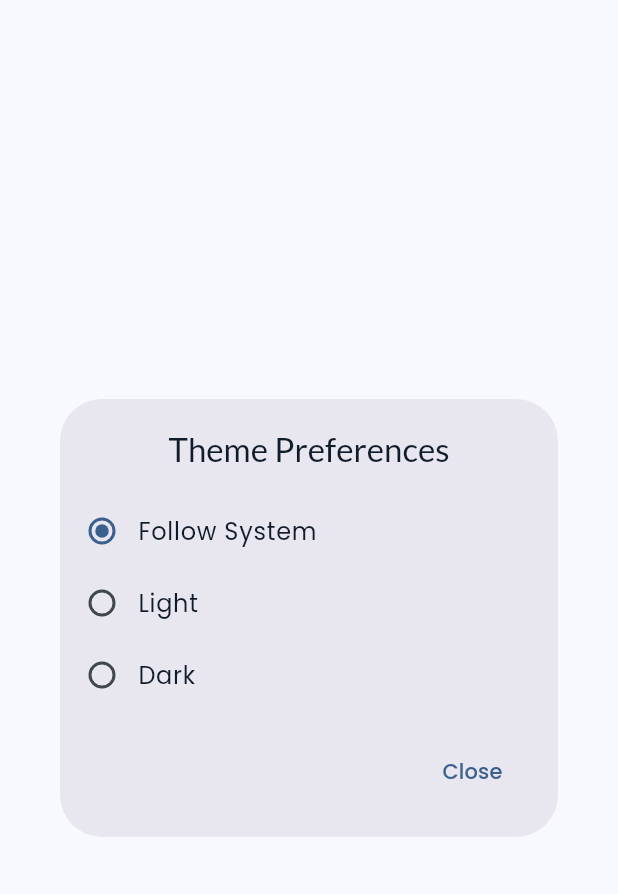
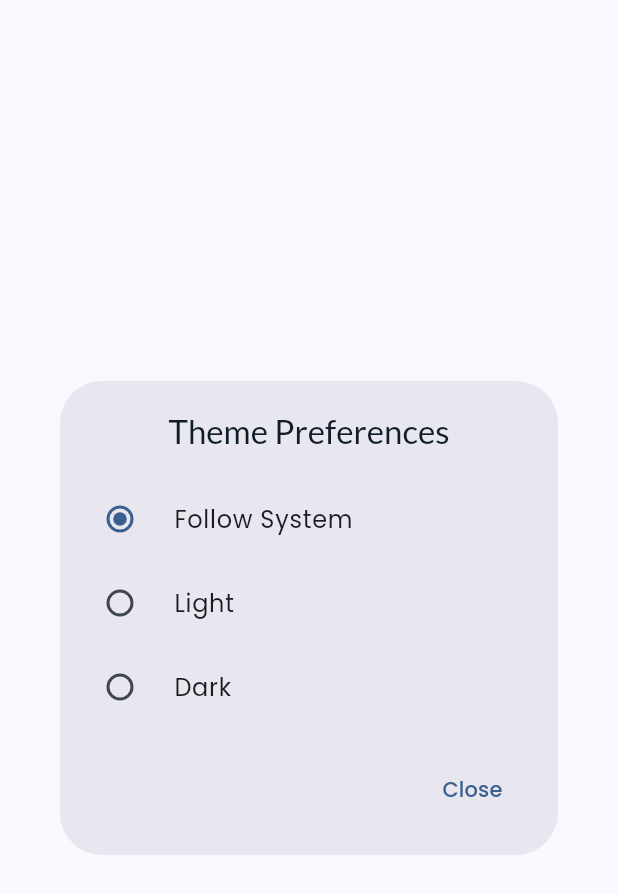
Before and after one commit to mervinhemaraju/mauritius-emergency-services, a Flutter app: the ThemeDialog widget shown alone on an empty page, opened directly, on a phone screen of 412 x 824 dp. Shown: the top 894 px of the screen. Run offline on Flutter 3.47's test engine with Material 3 defaults, Android fonts, the phone set to English and light mode, and no system bars; our stand-ins replace dio, flutter_riverpod, flutter_svg, go_router, shared_preferences; missing offline and left inert: pair; accounts and stored records are empty; network calls fail; statements that could not run were skipped.

Commit message:
- Implemented theme selector - Added list of TODOs - COde cleanup

```diff
--- a/lib/core/models/themes.dart
+++ b/lib/core/models/themes.dart
@@ -1,5 +1,8 @@
 enum MesThemes {
-  followSystem,
-  light,
-  dark,
+  followSystem('Follow System'),
+  light('Light'),
+  dark('Dark');
+
+  final String label;
+  const MesThemes(this.label);
 }
--- a/lib/core/providers/services.dart
+++ b/lib/core/providers/services.dart
@@ -4,8 +4,8 @@ import 'package:mauritius_emergency_services/core/models/cyclone_guidelines.dart
 import 'package:mauritius_emergency_services/core/models/cyclone_names.dart';
 import 'package:mauritius_emergency_services/core/models/cyclone_report.dart';
 import 'package:mauritius_emergency_services/core/models/service.dart';
-import 'package:mauritius_emergency_services/data/datasources.dart';
-import 'package:mauritius_emergency_services/data/repositories.dart';
+import 'package:mauritius_emergency_services/data/datasources/mes_datasource.dart';
+import 'package:mauritius_emergency_services/data/repository/mes_repository.dart';
 
 // Define the dio provider
 final _dioProvider = Provider((ref) => Dio());
--- a/lib/data/repositories.dart
+++ b/lib/data/repository/mes_repository.dart
@@ -2,7 +2,7 @@ import 'package:mauritius_emergency_services/core/models/cyclone_guidelines.dart
 import 'package:mauritius_emergency_services/core/models/cyclone_names.dart';
 import 'package:mauritius_emergency_services/core/models/cyclone_report.dart';
 import 'package:mauritius_emergency_services/core/models/service.dart';
-import 'package:mauritius_emergency_services/data/datasources.dart';
+import 'package:mauritius_emergency_services/data/datasources/mes_datasource.dart';
 
 const defaultLanguage = "en";
 
--- a/lib/ui/pages/settings.dart
+++ b/lib/ui/pages/settings.dart
@@ -1,6 +1,6 @@
 import 'package:flutter/material.dart';
 import 'package:flutter_riverpod/flutter_riverpod.dart';
-import 'package:mauritius_emergency_services/core/providers/settings_notifier.dart';
+import 'package:mauritius_emergency_services/core/providers/settings.dart';
 import 'package:mauritius_emergency_services/ui/components/appbar.dart';
 import 'package:mauritius_emergency_services/ui/components/settings_item.dart';
 import 'package:mauritius_emergency_services/ui/settings/extensions.dart';
--- a/lib/ui/pages/theme.dart
+++ b/lib/ui/pages/theme.dart
@@ -1,26 +1,28 @@
 import 'package:flutter/material.dart';
+import 'package:flutter_riverpod/flutter_riverpod.dart';
 import 'package:go_router/go_router.dart';
 import 'package:mauritius_emergency_services/core/models/themes.dart';
+import 'package:mauritius_emergency_services/core/providers/settings.dart';
 
-class ThemeDialog extends StatefulWidget {
+class ThemeDialog extends ConsumerStatefulWidget {
   const ThemeDialog({super.key});
 
   @override
-  State<ThemeDialog> createState() => ThemeDialogState();
+  ConsumerState<ThemeDialog> createState() => ThemeDialogState();
 }
 
-class ThemeDialogState extends State<ThemeDialog> {
-  MesThemes? _character = MesThemes.followSystem;
-
+class ThemeDialogState extends ConsumerState<ThemeDialog> {
   @override
   Widget build(BuildContext context) {
+    final settings = ref.watch(settingsProvider);
+
+    print("New theme read to be ${settings.theme}");
+
     return Dialog(
       child: Padding(
         padding: const EdgeInsets.all(4.0),
         child: Column(
           mainAxisSize: MainAxisSize.min,
-          // mainAxisAlignment: MainAxisAlignment.start,
-          // crossAxisAlignment: CrossAxisAlignment.start,
           children: <Widget>[
             Padding(
               padding: const EdgeInsets.symmetric(vertical: 16.0),
@@ -31,36 +33,18 @@ class ThemeDialogState extends State<ThemeDialog> {
                     ),
               ),
             ),
-            MesThemeRadioTile(
-              title: "Follow System",
-              value: MesThemes.followSystem,
-              groupValue: _character,
-              onChanged: (MesThemes? value) {
-                setState(() {
-                  _character = value;
-                });
-              },
-            ),
-            MesThemeRadioTile(
-              title: "Light",
-              value: MesThemes.light,
-              groupValue: _character,
-              onChanged: (MesThemes? value) {
-                setState(() {
-                  _character = value;
-                });
-              },
-            ),
-            MesThemeRadioTile(
-              title: "Dark",
-              value: MesThemes.dark,
-              groupValue: _character,
-              onChanged: (MesThemes? value) {
-                setState(() {
-                  _character = value;
-                });
-              },
-            ),
+            ...MesThemes.values.map((theme) {
+              return RadioListTile<MesThemes>(
+                title: Text(theme.label),
+                value: theme,
+                groupValue: settings.theme,
+                onChanged: (MesThemes? newTheme) {
+                  if (newTheme != null) {
+                    ref.read(settingsProvider.notifier).updateTheme(newTheme);
+                  }
+                },
+              );
+            }),
             Align(
               alignment: Alignment.bottomRight,
               child: Padding(
```
Also changed, not shown: lib/core/models/settings.dart (+11 -1 lines), lib/core/providers/settings.dart (added, +42 -0 lines), lib/core/providers/settings_notifier.dart (deleted, +0 -59 lines), lib/data/repository/settings_repository.dart (added, +33 -0 lines), lib/main.dart (+30 -2 lines), lib/data/datasources/mes_datasource.dart (renamed from lib/data/datasources.dart).
